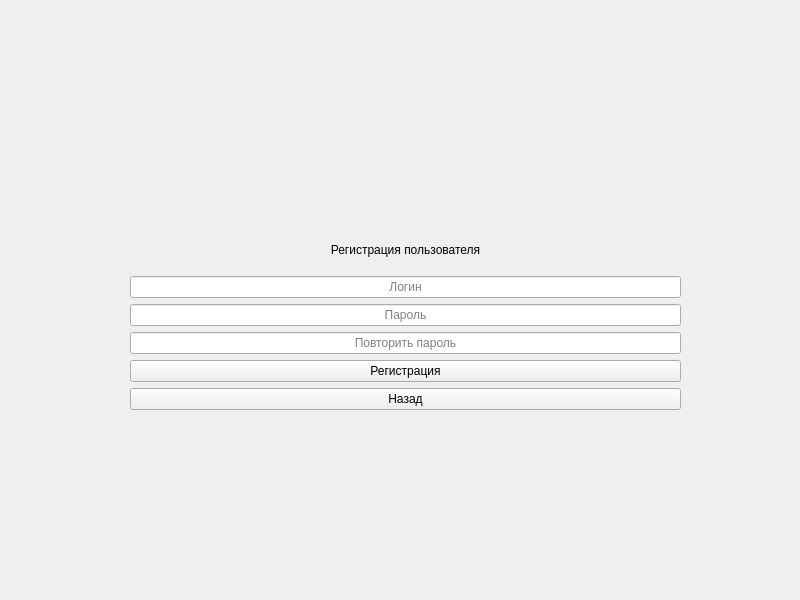
Qt form reg_window.ui (aplecom/StaffBD) before a commit.
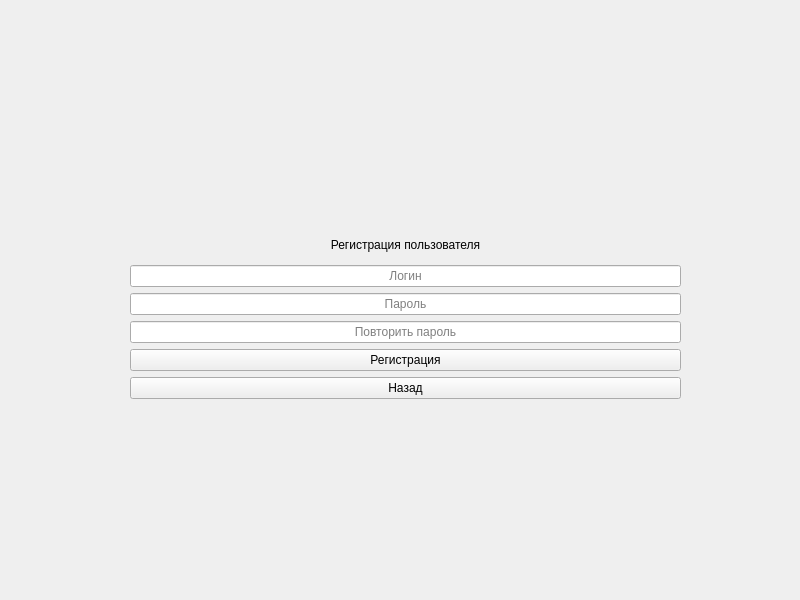
The same form after that commit.

Commit message: Замена MessageBox на Label

Patch:
```diff
--- a/reg_window.ui
+++ b/reg_window.ui
@@ -19,7 +19,7 @@
      <x>130</x>
      <y>230</y>
      <width>551</width>
-     <height>180</height>
+     <height>204</height>
     </rect>
    </property>
    <layout class="QGridLayout" name="gridLayout">
@@ -92,6 +92,19 @@
       </property>
      </widget>
     </item>
+    <item row="7" column="1">
+     <widget class="QLabel" name="infoLb">
+      <property name="layoutDirection">
+       <enum>Qt::LeftToRight</enum>
+      </property>
+      <property name="text">
+       <string/>
+      </property>
+      <property name="alignment">
+       <set>Qt::AlignCenter</set>
+      </property>
+     </widget>
+    </item>
    </layout>
   </widget>
  </widget>
```
Left out of the diff: 20 changed lines with no effect on the pictures. The commit also changes 10 other files.
